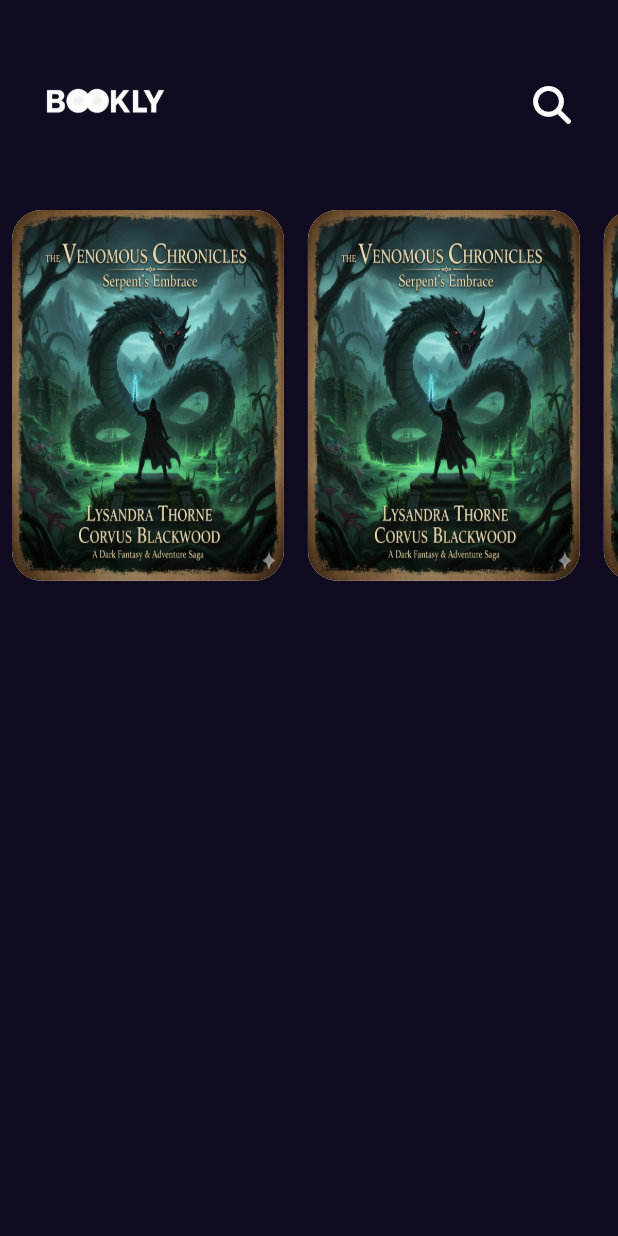
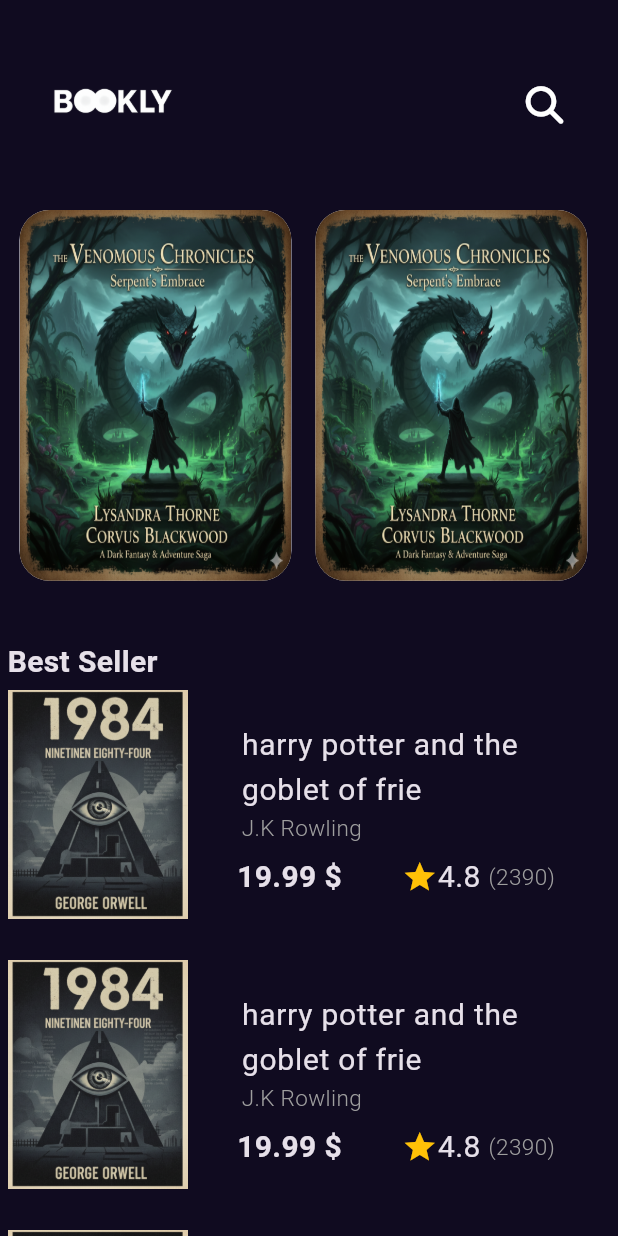
Before and after one commit to amaar-abd/bookly_app, a Flutter app: the screen it shows after launch, on a phone screen of 412 x 824 dp. Run offline on Flutter 3.47's test engine with Material 3 defaults, Android fonts, the phone set to English and light mode, and no system bars; our stand-ins replace font_awesome_flutter, get.

Commit message:
ading Custome item Two List View to home view body

```diff
--- /dev/null
+++ b/lib/core/utils/styles.dart
@@ -0,0 +1,14 @@
+import 'package:flutter/material.dart';
+
+abstract class Styles {
+  static const titleMeduim = TextStyle(
+    fontSize: 20,
+    fontWeight: FontWeight.w600,
+  );
+  static const titlebody = TextStyle(fontSize: 20, fontWeight: FontWeight.w400);
+  static const subtitlebody = TextStyle(
+    fontSize: 15,
+    color: Colors.grey,
+    fontWeight: FontWeight.w300,
+  );
+}
--- a/lib/features/Splash/presentation/views/widgets/splash_view_body.dart
+++ b/lib/features/Splash/presentation/views/widgets/splash_view_body.dart
@@ -81,7 +81,7 @@ class _SplashViewBodyState extends State<SplashViewBody>
 
   void navigetorToHmeView() {
      Future.delayed(Duration(seconds: 4), () {
-      Get.to(HomeView(),transition: Transition.fade,duration: Duration(microseconds: 300));
+      Get.to( () => HomeView(),transition: Transition.fade,duration: Duration(microseconds: 300));
     });
   }
 }
--- a/lib/features/home/presentation/views/home_view.dart
+++ b/lib/features/home/presentation/views/home_view.dart
@@ -6,6 +6,11 @@ class HomeView extends StatelessWidget {
 
   @override
   Widget build(BuildContext context) {
-    return Scaffold(body:  HomeViewBody());
+    return Scaffold(
+      body: Padding(
+        padding: const EdgeInsets.symmetric(horizontal: 5),
+        child: HomeViewBody(),
+      ),
+    );
   }
 }
--- /dev/null
+++ b/lib/features/home/presentation/views/widgets/custome_item_list_view.dart
@@ -0,0 +1,24 @@
+
+import 'package:flutter/material.dart';
+import 'package:ssbb/features/home/presentation/views/widgets/custome_item.dart';
+
+class CustomeListViewItem extends StatelessWidget {
+  const CustomeListViewItem({super.key});
+
+  @override
+  Widget build(BuildContext context) {
+    return SizedBox(
+      height: MediaQuery.of(context).size.height * .3,
+      child: ListView.builder(
+        scrollDirection: Axis.horizontal,
+        itemCount: 10,
+        itemBuilder: (context, index) {
+          return Padding(
+            padding: EdgeInsets.symmetric(horizontal: 8),
+            child: CustomeItem(),
+          );
+        },
+      ),
+    );
+  }
+}
--- /dev/null
+++ b/lib/features/home/presentation/views/widgets/custome_item_two.dart
@@ -0,0 +1,42 @@
+import 'package:flutter/material.dart';
+import 'package:ssbb/core/utils/assets.dart';
+import 'package:ssbb/core/utils/styles.dart';
+
+class CustomeItemTwo extends StatelessWidget {
+  const CustomeItemTwo({super.key});
+
+  @override
+  Widget build(BuildContext context) {
+    return Row(
+      children: [
+        Image.asset(AssetsData.imageone, height: 160, width: 120),
+        Expanded(
+          child: Padding(
+            padding: EdgeInsets.only(left: 20),
+            child: Column(
+              children: [
+                ListTile(
+                  title: Text(
+                    'harry potter and the goblet of frie',
+                    style: Styles.titlebody,
+                  ),
+                  subtitle: Text('J.K Rowling ', style: Styles.subtitlebody),
+                ),
+                Row(
+                  children: [
+                    SizedBox(width: 13),
+                    Text('19.99 \$', style: Styles.titleMeduim),
+                    SizedBox(width: 40),
+                    Icon(Icons.star, color: Colors.amber),
+                    Text('4.8 ', style: Styles.titlebody),
+                    Text('(2390)', style: Styles.subtitlebody),
+                  ],
+                ),
+              ],
+            ),
+          ),
+        ),
+      ],
+    );
+  }
+}
--- /dev/null
+++ b/lib/features/home/presentation/views/widgets/custome_item_two_listview.dart
@@ -0,0 +1,22 @@
+
+import 'package:flutter/material.dart';
+import 'package:ssbb/features/home/presentation/views/widgets/custome_item_two.dart';
+
+class CustomeitemTWoListView extends StatelessWidget {
+  const CustomeitemTWoListView({super.key});
+
+  @override
+  Widget build(BuildContext context) {
+    return Expanded(
+      child: ListView.builder(
+        itemCount: 10,
+        itemBuilder: (context, index) {
+          return Padding(
+            padding: EdgeInsets.only(bottom: 20),
+            child: CustomeItemTwo(),
+          );
+        },
+      ),
+    );
+  }
+}
--- a/lib/features/home/presentation/views/widgets/home_view_body.dart
+++ b/lib/features/home/presentation/views/widgets/home_view_body.dart
@@ -1,33 +1,23 @@
 import 'package:flutter/material.dart';
+import 'package:ssbb/core/utils/styles.dart';
 import 'package:ssbb/features/home/presentation/views/widgets/custome_appbar.dart';
-import 'package:ssbb/features/home/presentation/views/widgets/custome_item.dart';
+import 'package:ssbb/features/home/presentation/views/widgets/custome_item_list_view.dart';
+import 'package:ssbb/features/home/presentation/views/widgets/custome_item_two_listview.dart';
 
 class HomeViewBody extends StatelessWidget {
   const HomeViewBody({super.key});
 
   @override
   Widget build(BuildContext context) {
-    return Column(children: [CustomeAppBar(), CustomeListViewItem()]);
-  }
-}
-
-class CustomeListViewItem extends StatelessWidget {
-  const CustomeListViewItem({super.key});
-
-  @override
-  Widget build(BuildContext context) {
-    return SizedBox(
-      height: MediaQuery.of(context).size.height * .3,
-      child: ListView.builder(
-        scrollDirection: Axis.horizontal,
-        itemCount: 10,
-        itemBuilder: (context, index) {
-          return Padding(
-            padding: EdgeInsets.symmetric(horizontal: 8),
-            child: CustomeItem(),
-          );
-        },
-      ),
+    return Column(
+      crossAxisAlignment: CrossAxisAlignment.start,
+      children: [
+        CustomeAppBar(),
+        CustomeListViewItem(),
+        SizedBox(height: 40),
+        Text('Best Seller', style: Styles.titleMeduim),
+        CustomeitemTWoListView(),
+      ],
     );
   }
 }
```
